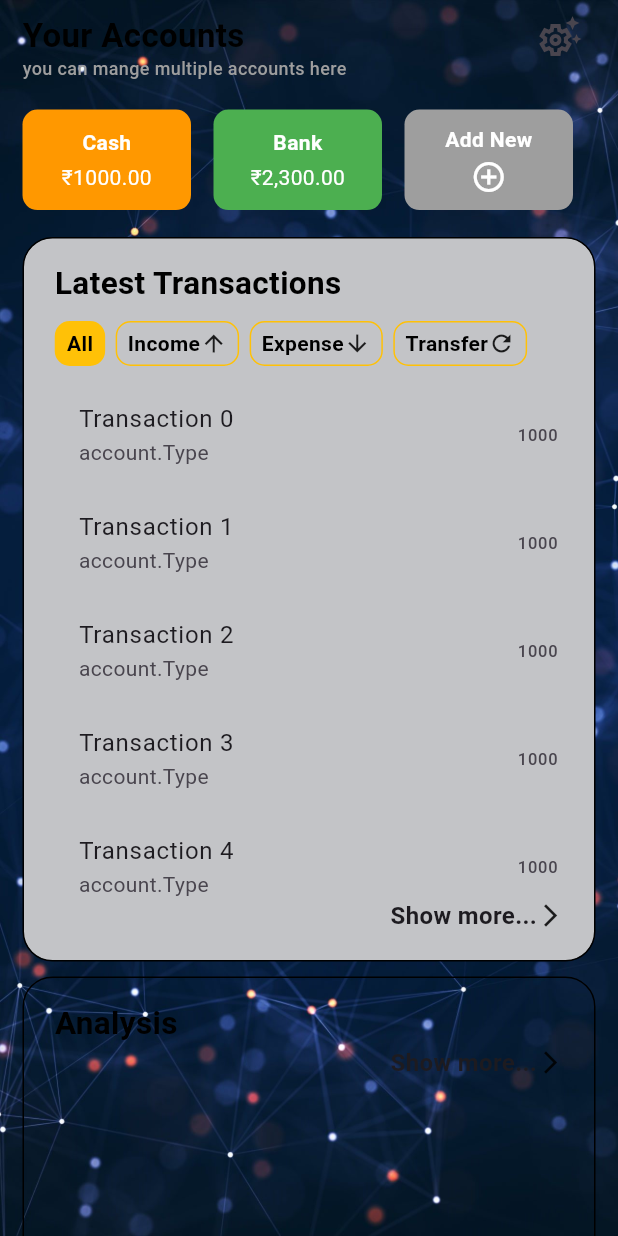
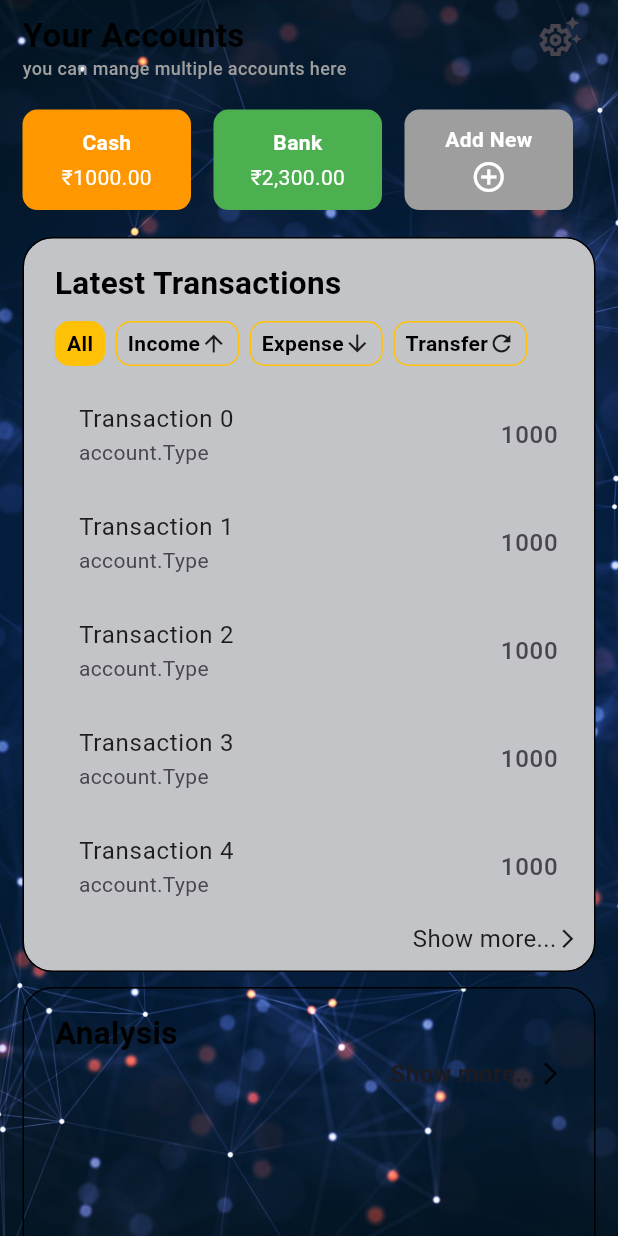
Before and after one commit to Ameen-Aboobacker/spend_smart, a Flutter app: the HomePage screen opened directly, on a phone screen of 412 x 824 dp. Run offline on Flutter 3.47's test engine with Material 3 defaults, Android fonts, the phone set to English and light mode, and no system bars.

Commit message:
transaction card

```diff
--- a/lib/presentation/home_page/widgets/expense_structure_section.dart
+++ b/lib/presentation/home_page/widgets/expense_structure_section.dart
@@ -1,5 +1,4 @@
 import 'package:flutter/material.dart';
-import 'package:moneymanager/data/filter.dart';
 
 class ChartAnalysisSection extends StatefulWidget {
   const ChartAnalysisSection({super.key});
@@ -12,15 +11,6 @@ class _ChartAnalysisSectionState extends State<ChartAnalysisSection> {
   String dropdownvalue = 'All';
   @override
   Widget build(Object context) {
-    List tabs = [
-      FilterChipData(
-        label: 'All',
-        selected: true,
-      ),
-      FilterChipData(label: 'Income', icon: Icons.arrow_upward),
-      FilterChipData(label: 'Expense', icon: Icons.arrow_downward),
-      FilterChipData(label: 'Transfer', icon: Icons.refresh)
-    ];
     return Container(
       padding: const EdgeInsets.only(left: 20.5, top: 15),
       decoration: BoxDecoration(
--- a/lib/presentation/home_page/widgets/transaction_section.dart
+++ b/lib/presentation/home_page/widgets/transaction_section.dart
@@ -36,19 +36,19 @@ class _TransactionSectionState extends State<TransactionSection> {
           border: Border.all(),
           borderRadius: BorderRadius.circular(20),
           color: const Color.fromARGB(255, 195, 196, 199)),
-      height: 483,
+      height: 490,
       child: Column(
         crossAxisAlignment: CrossAxisAlignment.start,
         children: [
           const Text(
             'Latest Transactions',
-            style: const TextStyle(
+            style: TextStyle(
               fontSize: 21,
               color: Colors.black,
               fontWeight: FontWeight.w700,
             ),
           ),
-          SizedBox(height: 10),
+          const SizedBox(height: 10),
           Row(
             children: List.generate(
               4,
@@ -116,25 +116,29 @@ class _TransactionSectionState extends State<TransactionSection> {
                     Text('Type'),
                   ],
                 ),
-                trailing: const Text('1000'),
+                trailing: const Text(
+                  '1000',
+                  style: TextStyle(fontSize: 16),
+                ),
               ),
             )),
           )),
+          SizedBox(height: 15),
           const Row(
             mainAxisAlignment: MainAxisAlignment.end,
             children: [
               Text(
                 'Show more...',
-                style: TextStyle(fontSize: 16, fontWeight: FontWeight.bold),
+                style: TextStyle(fontSize: 16, fontWeight: FontWeight.w400),
               ),
               Icon(
                 Icons.arrow_forward_ios_outlined,
-                size: 18,
+                size: 15,
               ),
-              SizedBox(width: 20)
+              SizedBox(width: 10)
             ],
           ),
-          const SizedBox(height: 18)
+          const SizedBox(height: 10)
         ],
       ),
     );
```
